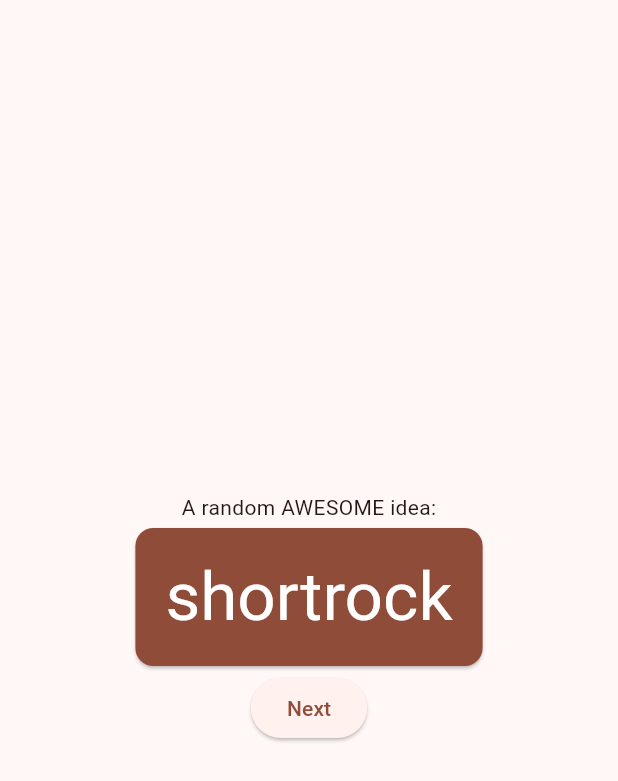
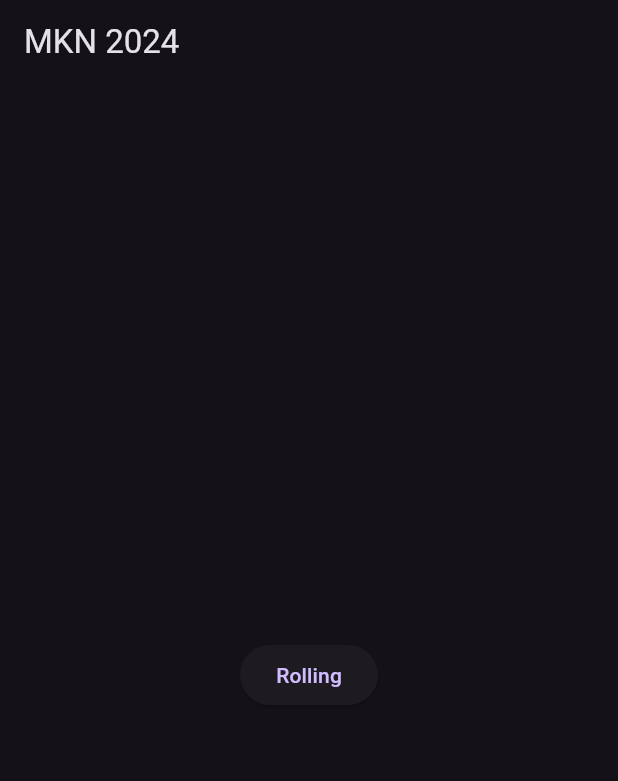
Before and after one commit to BzzzRka/DiceRollerFlutter, a Flutter app: the screen it shows after launch, on a phone screen of 412 x 824 dp. Shown: the top 781 px of the screen. Run offline on Flutter 3.47's test engine with Material 3 defaults, Android fonts, the phone set to English and light mode, and no system bars.

Commit message:
finalproject

```diff
--- a/lib/main.dart
+++ b/lib/main.dart
@@ -1,60 +1,76 @@
-import 'package:english_words/english_words.dart';
 import 'package:flutter/material.dart';
-import 'package:provider/provider.dart';
-
-
+import 'dart:math'; // для рандома
 
 void main() {
   runApp(MyApp());
-
 }
+// запускается
 
 class MyApp extends StatelessWidget {
-  const MyApp({super.key});
+  @override
 
-  @override
   Widget build(BuildContext context) {
-    return ChangeNotifierProvider(
-      create: (context) => MyAppState(),
-      child: MaterialApp(
-        title: 'Namer App',
-        theme: ThemeData(
-          useMaterial3: true,
-          colorScheme: ColorScheme.fromSeed(seedColor: Colors.deepOrange),
-        ),
-        home: MyHomePage(),
-      ),
+    // билдится виджет
+    return MaterialApp(
+      title: 'Roll',
+      theme: ThemeData.dark(), // Устанавливаем тёмную тему
+      home: MyHomePage(),
     );
   }
 }
 
-class MyAppState extends ChangeNotifier {
-  var current = WordPair.random();
+class MyHomePage extends StatefulWidget {
+  @override
+  _MyHomePageState createState() => _MyHomePageState();
+} // изменяемый виджет
 
-  void getNext() {
-    current = WordPair.random();
-    notifyListeners();
+
+
+class _MyHomePageState extends State<MyHomePage> {
+  // Все мои дайсы
+  final List<String> s = [
+    'assets/dice_1.png',
+    'assets/dice_2.png',
+    'assets/dice_3.png',
+    'assets/dice_4.png',
+    'assets/dice_5.png',
+    'assets/dice_6.png',
+  ];
+
+  // Запомним текущую ссылку
+  String imagik = 'assets/dice_1.png';
+  bool _isImageVisible = false;
+
+  // void change
+  void change1() {
+    setState(() {
+      // Генерация случайного индекса для списка изображений
+      final random = Random();
+      imagik = s[random.nextInt(s.length)];
+      _isImageVisible = true;
+    });
   }
-}
 
-class MyHomePage extends StatelessWidget {
   @override
   Widget build(BuildContext context) {
-    var appState = context.watch<MyAppState>();
-    var pair = appState.current;
-
     return Scaffold(
+      appBar: AppBar(
+        title: Text('MKN 2024'),
+      ),
       body: Center(
         child: Column(
-          mainAxisAlignment: MainAxisAlignment.center,  // ← Add this.
-          children: [
-            Text('A random AWESOME idea:'),
-            BigCard(pair: pair),
+          mainAxisAlignment: MainAxisAlignment.center, // центрируем
+          children: <Widget>[
+            if (_isImageVisible)
+              Image.asset(
+                imagik, // Изображение
+                width: 200.0,
+                height: 200.0,
+              ),
+            SizedBox(height: 20),
             ElevatedButton(
-              onPressed: () {
-                appState.getNext();
-              },
-              child: Text('Next'),
+              onPressed: change1, // Смена изображения по нажатию кнопки
+              child: Text('Rolling'),
             ),
           ],
         ),
@@ -62,35 +78,3 @@ class MyHomePage extends StatelessWidget {
     );
   }
 }
-
-class BigCard extends StatelessWidget {
-  const BigCard({
-    super.key,
-    required this.pair,
-  });
-
-  final WordPair pair;
-
-
-  @override
-  Widget build(BuildContext context) {
-    final theme = Theme.of(context);
-    final style = theme.textTheme.displayMedium!.copyWith(
-      color: theme.colorScheme.onPrimary,
-    );
-
-    return Card(
-      color: theme.colorScheme.primary,
-      child: Padding(
-        padding: const EdgeInsets.all(20),
-
-        // ↓ Make the following change.
-        child: Text(
-          pair.asLowerCase,
-          style: style,
-          semanticsLabel: "${pair.first} ${pair.second}",
-        ),
-      ),
-    );
-  }
-}
```
Also changed, not shown: assets/dice_1.png (added), assets/dice_2.png (added), assets/dice_3.png (added), assets/dice_4.png (added), assets/dice_5.png (added), assets/dice_6.png (added).
